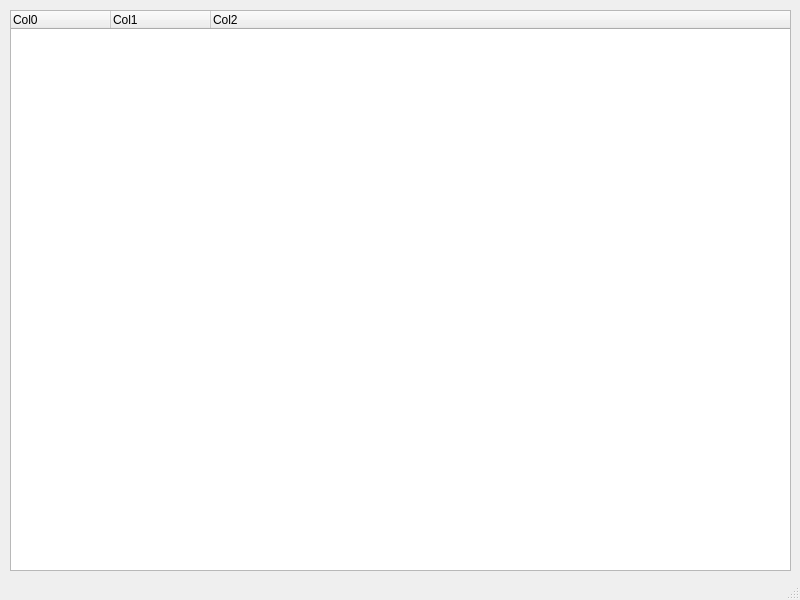
Before: the Qt Designer form list_widgets/list.ui in panther-king/PyQt4-tutorial, drawn with Qt 5.
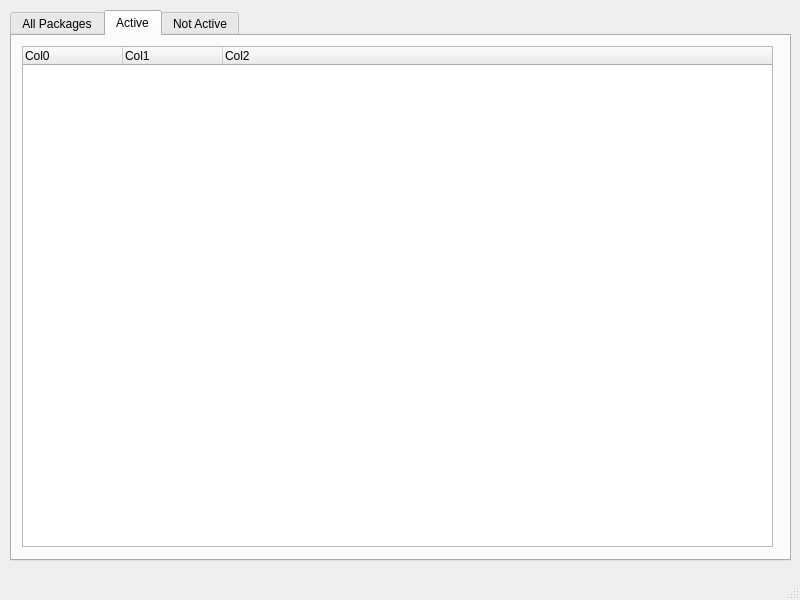
After: the same form once the commit is applied. The open tabs and pages were chosen to show the change.

Commit message: Complete "Qyolk I" tutorial

```diff
--- a/list_widgets/list.ui
+++ b/list_widgets/list.ui
@@ -14,15 +14,31 @@
    <string>MainWindow</string>
   </property>
   <widget class="QWidget" name="centralwidget">
-   <widget class="QTreeWidget" name="treeWidget">
+   <widget class="QTabWidget" name="pkgTabs">
     <property name="geometry">
      <rect>
       <x>10</x>
       <y>10</y>
       <width>781</width>
-      <height>561</height>
+      <height>551</height>
      </rect>
     </property>
+    <property name="currentIndex">
+     <number>0</number>
+    </property>
+    <widget class="QWidget" name="tab">
+     <attribute name="title">
+      <string>All Packages</string>
+     </attribute>
+     <widget class="QTreeWidget" name="allList">
+      <property name="geometry">
+       <rect>
+        <x>10</x>
+        <y>10</y>
+        <width>751</width>
+        <height>501</height>
+       </rect>
+      </property>
     <column>
      <property name="text">
       <string>Col0</string>
@@ -38,6 +54,68 @@
       <string>Col2</string>
      </property>
     </column>
+     </widget>
+    </widget>
+    <widget class="QWidget" name="tab_2">
+     <attribute name="title">
+      <string>Active</string>
+     </attribute>
+     <widget class="QTreeWidget" name="activeList">
+      <property name="geometry">
+       <rect>
+        <x>10</x>
+        <y>10</y>
+        <width>751</width>
+        <height>501</height>
+       </rect>
+      </property>
+      <column>
+       <property name="text">
+        <string>Col0</string>
+       </property>
+      </column>
+      <column>
+       <property name="text">
+        <string>Col1</string>
+       </property>
+      </column>
+      <column>
+       <property name="text">
+        <string>Col2</string>
+       </property>
+      </column>
+     </widget>
+    </widget>
+    <widget class="QWidget" name="tab_3">
+     <attribute name="title">
+      <string>Not Active</string>
+     </attribute>
+     <widget class="QTreeWidget" name="notActiveList">
+      <property name="geometry">
+       <rect>
+        <x>10</x>
+        <y>10</y>
+        <width>751</width>
+        <height>501</height>
+       </rect>
+      </property>
+      <column>
+       <property name="text">
+        <string>Col0</string>
+       </property>
+      </column>
+      <column>
+       <property name="text">
+        <string>Col1</string>
+       </property>
+      </column>
+      <column>
+       <property name="text">
+        <string>Col2</string>
+       </property>
+      </column>
+     </widget>
+    </widget>
    </widget>
   </widget>
   <widget class="QMenuBar" name="menubar">
```
Lines whose indentation alone changed are shown as unchanged. The commit also changes 2 other files.
